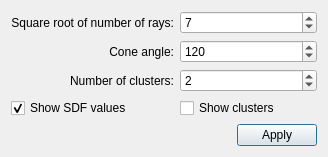
This is Polyhedron/demo/Polyhedron/Mesh_segmentation_dialog.ui in CGAL/cgal as Qt 5 draws it before an edit. The edited form follows.
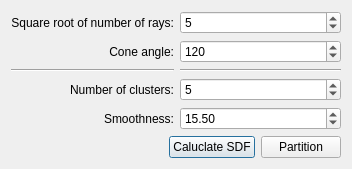
This is the edited form.

```diff
--- a/Polyhedron/demo/Polyhedron/Mesh_segmentation_dialog.ui
+++ b/Polyhedron/demo/Polyhedron/Mesh_segmentation_dialog.ui
@@ -5,8 +5,8 @@
    <rect>
     <x>0</x>
     <y>0</y>
-    <width>328</width>
-    <height>149</height>
+    <width>352</width>
+    <height>151</height>
    </rect>
   </property>
   <property name="windowTitle" >
@@ -15,30 +15,6 @@
   <layout class="QVBoxLayout" >
    <item>
     <layout class="QGridLayout" >
-     <item row="0" column="1" >
-      <widget class="QSpinBox" name="Number_of_rays_spin_box" >
-       <property name="value" >
-        <number>7</number>
-       </property>
-      </widget>
-     </item>
-     <item row="2" column="1" >
-      <widget class="QSpinBox" name="Number_of_clusters_spin_box" >
-       <property name="value" >
-        <number>2</number>
-       </property>
-      </widget>
-     </item>
-     <item row="2" column="0" >
-      <widget class="QLabel" name="Number_of_clusters_label" >
-       <property name="text" >
-        <string>Number of clusters:</string>
-       </property>
-       <property name="alignment" >
-        <set>Qt::AlignRight|Qt::AlignTrailing|Qt::AlignVCenter</set>
-       </property>
-      </widget>
-     </item>
      <item row="0" column="0" >
       <widget class="QLabel" name="Number_of_rays_label" >
        <property name="text" >
@@ -49,6 +25,13 @@
        </property>
       </widget>
      </item>
+     <item row="0" column="1" >
+      <widget class="QSpinBox" name="Number_of_rays_spin_box" >
+       <property name="value" >
+        <number>5</number>
+       </property>
+      </widget>
+     </item>
      <item row="1" column="0" >
       <widget class="QLabel" name="Cone_angle_label" >
        <property name="text" >
@@ -70,19 +53,53 @@
       </widget>
      </item>
      <item row="3" column="0" >
-      <widget class="QCheckBox" name="Show_sdf_values_check_box" >
+      <widget class="QLabel" name="Number_of_clusters_label" >
        <property name="text" >
-        <string>Show SDF values</string>
+        <string>Number of clusters:</string>
        </property>
-       <property name="checked" >
-        <bool>true</bool>
+       <property name="alignment" >
+        <set>Qt::AlignRight|Qt::AlignTrailing|Qt::AlignVCenter</set>
        </property>
       </widget>
      </item>
      <item row="3" column="1" >
-      <widget class="QCheckBox" name="Show_clusters_check_box" >
+      <widget class="QSpinBox" name="Number_of_clusters_spin_box" >
+       <property name="value" >
+        <number>5</number>
+       </property>
+      </widget>
+     </item>
+     <item row="4" column="0" >
+      <widget class="QLabel" name="Smoothness_label" >
        <property name="text" >
-        <string>Show clusters</string>
+        <string>Smoothness:</string>
+       </property>
+       <property name="alignment" >
+        <set>Qt::AlignRight|Qt::AlignTrailing|Qt::AlignVCenter</set>
+       </property>
+      </widget>
+     </item>
+     <item row="4" column="1" >
+      <widget class="QDoubleSpinBox" name="Smoothness_spin_box" >
+       <property name="singleStep" >
+        <double>0.500000000000000</double>
+       </property>
+       <property name="value" >
+        <double>15.500000000000000</double>
+       </property>
+      </widget>
+     </item>
+     <item row="2" column="0" >
+      <widget class="Line" name="line" >
+       <property name="orientation" >
+        <enum>Qt::Horizontal</enum>
+       </property>
+      </widget>
+     </item>
+     <item row="2" column="1" >
+      <widget class="Line" name="line_2" >
+       <property name="orientation" >
+        <enum>Qt::Horizontal</enum>
        </property>
       </widget>
      </item>
@@ -106,7 +123,14 @@
      <item>
       <widget class="QPushButton" name="Apply_button" >
        <property name="text" >
-        <string>Apply</string>
+        <string>Caluclate SDF</string>
+       </property>
+      </widget>
+     </item>
+     <item>
+      <widget class="QPushButton" name="Partition_button" >
+       <property name="text" >
+        <string>Partition</string>
        </property>
       </widget>
      </item>
```
Left out of the diff: 2 changed lines with no effect on the pictures.
